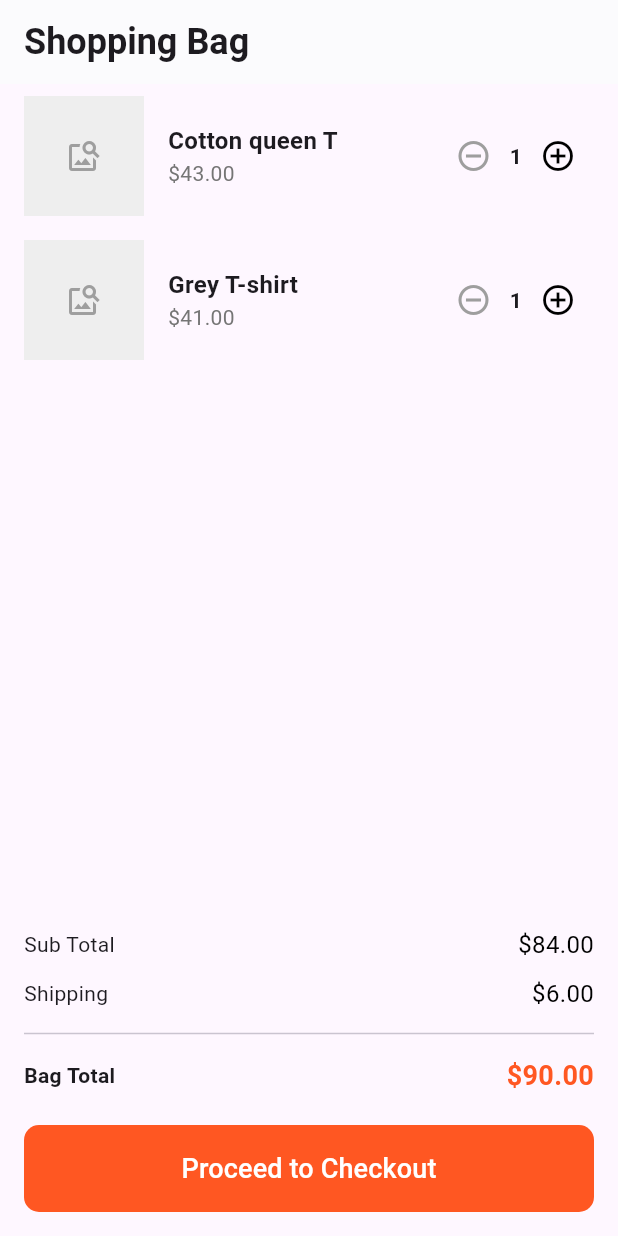
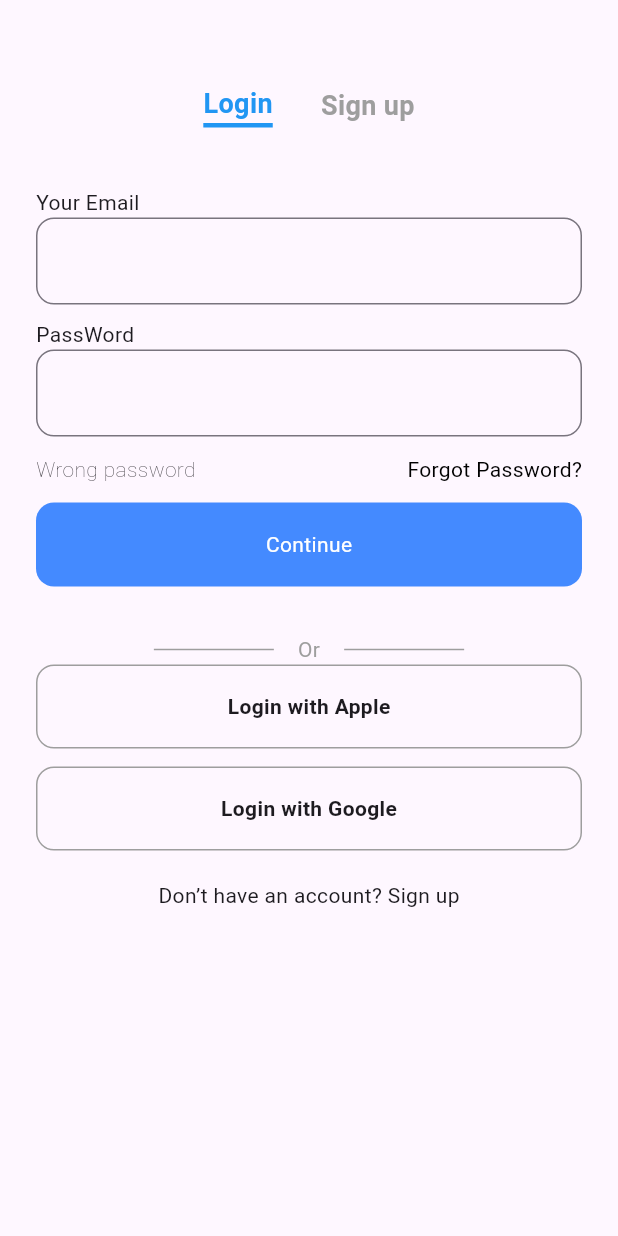
Before and after one commit to cwd0217/flutter_jiyoon_homework, a Flutter app: the screen it shows after launch, on a phone screen of 412 x 824 dp. Run offline on Flutter 3.47's test engine with Material 3 defaults, Android fonts, the phone set to English and light mode, and no system bars; our stand-ins replace flutter_riverpod, hooks_riverpod.

Commit message:
feat:less로 그림그리기1 생각보다 시간이 많이걸린다 위에부분에서  Lign과 sign up 부분에서 고민을 하다보니 시간이 많이 걸린듯하다

```diff
--- a/lib/main.dart
+++ b/lib/main.dart
@@ -1,12 +1,13 @@
 import 'package:flutter/material.dart';
-// import 'package:flutter_jiyoon_homework/view/251125_example_view.dart';
-import 'package:flutter_jiyoon_homework/view/251126_alarm_view.dart';
 import 'package:flutter_jiyoon_homework/view/251127_showpping_bag_view.dart';
+import 'package:flutter_jiyoon_homework/view/shopping_setstate.dart';
+import 'package:flutter_jiyoon_homework/view_study/251128_view1.dart';
 import 'package:flutter_riverpod/flutter_riverpod.dart';
 
 
 void main() {
-   runApp(ProviderScope(child:MyApp()));
+  //  runApp(ProviderScope(child:MyApp()));
+  runApp(const MyApp());
 }
 
 class MyApp extends StatelessWidget {
@@ -43,7 +44,7 @@ class MyApp extends StatelessWidget {
   @override
   Widget build(BuildContext context) {
     return MaterialApp(
-      home: Shopping(),
+      home: View1(),
     );
   }
 }
--- /dev/null
+++ b/lib/view/shopping_setstate.dart
@@ -0,0 +1,34 @@
+import 'package:flutter/material.dart';
+
+class Hompage extends StatefulWidget {
+  const Hompage({super.key});
+
+  @override
+  State<Hompage> createState() => _HompageState();
+}
+
+class _HompageState extends State<Hompage> {
+  @override
+  Widget build(BuildContext context) {
+    return Scaffold(
+      floatingActionButton: FloatingActionButton(onPressed: (){},
+      shape: CircleBorder(),
+      child: Icon(Icons.add),
+      ),
+      appBar: AppBar(
+        backgroundColor: Colors.blueAccent,
+        title: Text("Flutter Demo Home Page", style: TextStyle(),textAlign: TextAlign.start,),
+      ),
+      body: Center(
+        child: Column(
+          mainAxisAlignment: MainAxisAlignment.center,
+          children: [
+            Text("You have pushed the button this many times"),
+            Text("3"),
+
+          ],
+        ),
+      ),
+    );
+  }
+}
--- /dev/null
+++ b/lib/view_study/251128_view1.dart
@@ -0,0 +1,185 @@
+import 'package:flutter/material.dart';
+
+class View1 extends StatelessWidget {
+  const View1({super.key});
+
+  Widget buildItem({required String text, required bool isSelected}) {
+    return Container(
+      decoration: BoxDecoration(
+        border: isSelected
+            ? Border(bottom: BorderSide(color: Colors.blue, width: 3.0))
+            : null,
+      ),
+      child: Text(
+        text,
+        style: TextStyle(
+          fontSize: 18,
+          color: isSelected ? Colors.blue : Colors.grey,
+          fontWeight: FontWeight.bold,
+        ),
+      ),
+    );
+  }
+
+  @override
+  Widget build(BuildContext context) {
+    return Scaffold(
+      appBar: AppBar(),
+
+      body: Padding(
+        padding: const EdgeInsets.symmetric(horizontal: 24),
+        child: Column(
+          crossAxisAlignment: CrossAxisAlignment.start,
+          children: [
+            Row(
+              mainAxisAlignment: MainAxisAlignment.center,
+              children: [
+                buildItem(text: "Login", isSelected: true),
+                SizedBox(width: 32),
+                buildItem(text: "Sign up", isSelected: false),
+              ],
+            ),
+            SizedBox(height: 40),
+            Text("Your Email"),
+            TextFormField(
+              decoration: InputDecoration(
+                contentPadding: EdgeInsets.symmetric(vertical: 17),
+                border: OutlineInputBorder(borderRadius: BorderRadius.circular(12))
+              ),
+            ),
+            SizedBox(height: 10),
+            Text("PassWord"),
+            TextFormField(
+              decoration: InputDecoration(
+                contentPadding: EdgeInsets.symmetric(vertical: 17),
+                border: OutlineInputBorder(borderRadius: BorderRadius.circular(12))
+              ),
+            ),
+            SizedBox(height: 12),
+            //wrong oassWord 와 Forgot password?
+            Row(
+              mainAxisAlignment: MainAxisAlignment.spaceBetween,
+              children: [
+                Text("Wrong password",
+                style: TextStyle(
+                  fontWeight: FontWeight.w100,
+                ),
+                ),
+                Text("Forgot Password?",
+                style: TextStyle(
+                  color: Colors.black
+                ),
+                ),
+              ],
+            ),
+            SizedBox( height: 12,),
+
+            //확인버튼
+            Material(
+              color: Colors.transparent,
+              borderRadius: BorderRadius.circular(12),
+              child: InkWell(
+                onTap: () {
+
+                },
+                child: Container(
+                  width: double.infinity,
+                  height: 56,
+                  decoration: BoxDecoration(
+                    borderRadius: BorderRadius.circular(12),
+                    color: Colors.blueAccent
+                  ),
+                    child: Center(
+                      child: Text(
+                        "Continue",
+                        style: TextStyle(
+                          color: Colors.white,
+                        ),
+                      ),
+                    ),
+                )
+              ),
+            ),
+            SizedBox(height: 32),
+
+            Row(
+              mainAxisAlignment: MainAxisAlignment.center,
+              children: [
+                SizedBox(
+                  width: 80,
+                  child: Divider(
+                    color: Colors.grey,
+                    thickness: 1,
+                  ),
+                ),
+
+                Padding(
+                  padding: const EdgeInsets.symmetric(horizontal: 16),
+                  child: Text("Or",
+                  style: TextStyle(
+                    color: Colors.grey,
+                    fontWeight: FontWeight.normal
+                  ),
+                  ),
+                ),
+                 SizedBox(
+                  width: 80,
+                  child: Divider(
+                    color: Colors.grey,
+                    thickness: 1,
+                  ),
+                 ),
+              ],
+            ),
+            Material(
+              color: Colors.transparent,
+              borderRadius: BorderRadius.circular(12),
+              child: InkWell(
+                onTap: () {
+
+                },
+                child: Container(
+                  height: 56,
+                  width: double.infinity,
+                  decoration: BoxDecoration(
+                    border: Border.all(color: Colors.grey,width: 1),
+                    borderRadius: BorderRadius.circular(12)
+                  ),
+                  child: Center(child: Text("Login with Apple",
+                  style: TextStyle(
+                    fontWeight: FontWeight.bold
+                  ),
+                  ))),
+              ),
+            ),
+            SizedBox(height: 12),
+            Material(
+              color: Colors.transparent,
+              borderRadius: BorderRadius.circular(12),
+              child: InkWell(
+                onTap: () {
+
+                },
+                child: Container(
+                  height: 56,
+                  width: double.infinity,
+                  decoration: BoxDecoration(
+                    border: Border.all(color: Colors.grey,width: 1),
+                    borderRadius: BorderRadius.circular(12)
+                  ),
+                  child: Center(child: Text("Login with Google",
+                  style: TextStyle(
+                    fontWeight: FontWeight.bold
+                  ),
+                  ))),
+              ),
+            ),
+            SizedBox(height: 20),
+            Center(child: Text("Don’t have an account? Sign up")),
+          ],
+        ),
+      ),
+    );
+  }
+
+}
```
Also changed, not shown: lib/view_model/251127_showpping_bag_view_model.dart (+7 -7 lines).
